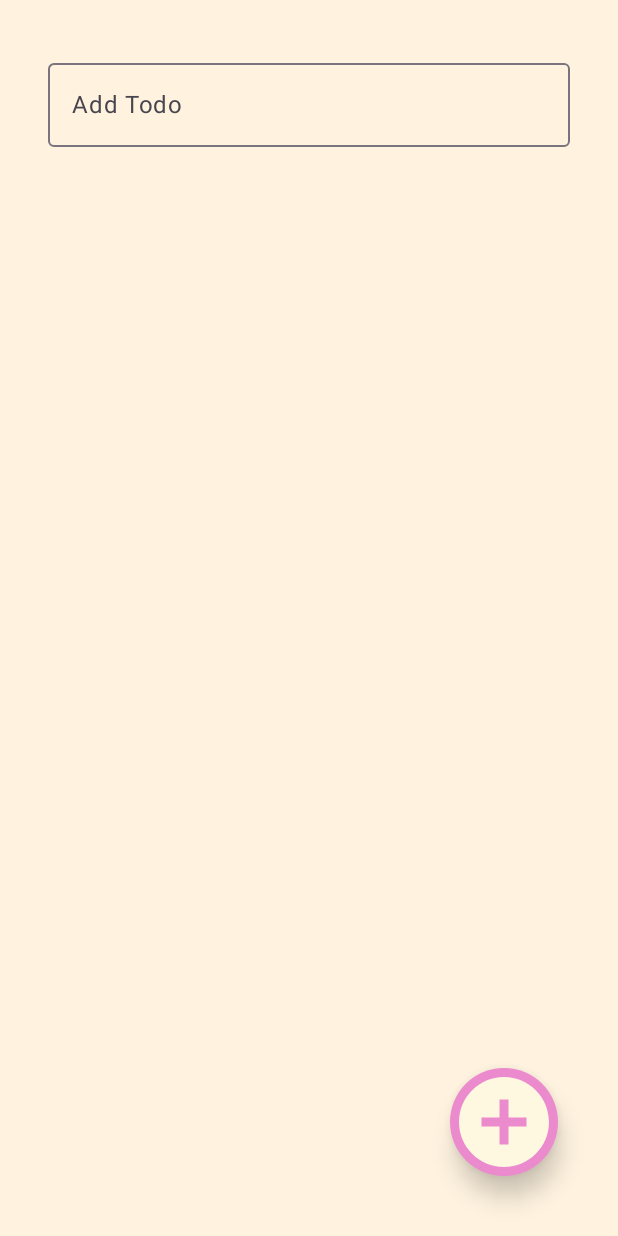
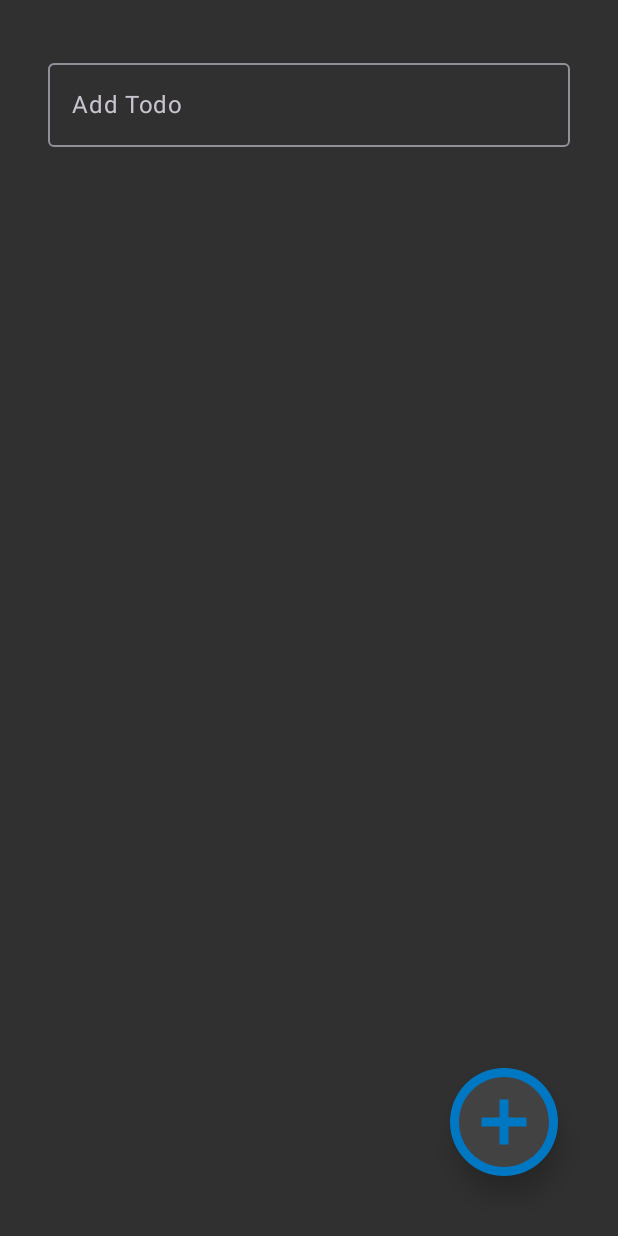
Before and after one commit to iKunalChhabra/today-app, an Android app built with Jetpack Compose: the screen it shows after launch (MainActivity), after a tap on "Add Todo", on a phone screen of 412 x 824 dp. Run offline under Robolectric (Android 15) with nearby library versions, the phone set to English and light mode, and no system bars; our stand-ins replace Dagger/Hilt's generated code, Room's generated code; 3 other taps on this screen came first.

Commit message:
Add themes and dark mode

```diff
--- a/app/build.gradle.kts
+++ b/app/build.gradle.kts
@@ -13,8 +13,8 @@ android {
         applicationId = "com.kunalchhabra.today"
         minSdk = 29
         targetSdk = 34
-        versionCode = 1
-        versionName = "1.0"
+        versionCode = 2
+        versionName = "0.0.2a"
 
         testInstrumentationRunner = "androidx.test.runner.AndroidJUnitRunner"
         vectorDrawables {
--- a/app/src/main/java/com/kunalchhabra/today/MainActivity.kt
+++ b/app/src/main/java/com/kunalchhabra/today/MainActivity.kt
@@ -3,37 +3,61 @@ package com.kunalchhabra.today
 import android.os.Bundle
 import androidx.activity.ComponentActivity
 import androidx.activity.compose.setContent
-import androidx.compose.runtime.Composable
-import androidx.compose.runtime.collectAsState
-import androidx.compose.ui.tooling.preview.Preview
+import androidx.compose.foundation.layout.*
+import androidx.compose.runtime.*
 import androidx.lifecycle.viewmodel.compose.viewModel
-import com.kunalchhabra.today.data.TodoViewModel
+import com.kunalchhabra.today.data.*
 import com.kunalchhabra.today.screen.HomeScreen
 import com.kunalchhabra.today.ui.theme.TodayTheme
 import dagger.hilt.android.AndroidEntryPoint
+
 
 @AndroidEntryPoint
 class MainActivity : ComponentActivity() {
     override fun onCreate(savedInstanceState: Bundle?) {
         super.onCreate(savedInstanceState)
         setContent {
-            TodayTheme {
-                TodoApp()
+            val themeViewModel: ThemeViewModel = viewModel(ThemeViewModel::class.java)
+            val themePreferences by themeViewModel.themePreferences.collectAsState()
+
+            if (themePreferences != null) {
+                var useBlueTheme by remember { mutableStateOf(themePreferences?.useBlueTheme ?: false) }
+                var isDarkTheme by remember { mutableStateOf(themePreferences?.isDarkTheme ?: false) }
+
+                TodayTheme(useBlueTheme = useBlueTheme, darkTheme = isDarkTheme) {
+                    Column {
+                        TodoApp(
+                            useBlueTheme = useBlueTheme,
+                            onBlueThemeChange = { useBlueTheme = it },
+                            isDarkTheme = isDarkTheme,
+                            onDarkThemeChange = { isDarkTheme = it },
+                            onSaveThemePreferences = { blueTheme, darkTheme ->
+                                themeViewModel.saveThemePreferences(blueTheme, darkTheme)
+                            }
+                        )
+                    }
+                }
             }
         }
     }
 }
 
 
-@Preview(showBackground = true)
 @Composable
-fun AppPreview() {
-    TodayTheme {
-        TodoApp()
-    }
+fun TodoApp(
+    useBlueTheme: Boolean,
+    onBlueThemeChange: (Boolean) -> Unit,
+    isDarkTheme: Boolean,
+    onDarkThemeChange: (Boolean) -> Unit,
+    onSaveThemePreferences: (Boolean, Boolean) -> Unit,
+    todoViewModel: TodoViewModel = viewModel(modelClass = TodoViewModel::class)
+) {
+    HomeScreen(
+        todoViewModel = todoViewModel,
+        useBlueTheme = useBlueTheme,
+        onBlueThemeChange = onBlueThemeChange,
+        isDarkTheme = isDarkTheme,
+        onDarkThemeChange = onDarkThemeChange,
+        onSaveThemePreferences = onSaveThemePreferences
+    )
 }
-
-@Composable
-fun TodoApp(todoViewModel: TodoViewModel = viewModel(modelClass = TodoViewModel::class)) {
-    HomeScreen(todoViewModel = todoViewModel)
-}
--- /dev/null
+++ b/app/src/main/java/com/kunalchhabra/today/data/ThemePreferencesDao.kt
@@ -0,0 +1,21 @@
+package com.kunalchhabra.today.data
+
+import androidx.room.Dao
+import androidx.room.Insert
+import androidx.room.OnConflictStrategy
+import androidx.room.Query
+import androidx.room.Update
+import com.kunalchhabra.today.model.ThemePreferencesEntity
+
+@Dao
+interface ThemePreferencesDao {
+
+    @Query("SELECT * FROM theme_preferences WHERE id = 0")
+    suspend fun getThemePreferences(): ThemePreferencesEntity?
+
+    @Insert(onConflict = OnConflictStrategy.REPLACE)
+    suspend fun insertThemePreferences(themePreferencesEntity: ThemePreferencesEntity)
+
+    @Update
+    suspend fun updateThemePreferences(themePreferencesEntity: ThemePreferencesEntity)
+}
--- /dev/null
+++ b/app/src/main/java/com/kunalchhabra/today/data/ThemeViewModel.kt
@@ -0,0 +1,44 @@
+package com.kunalchhabra.today.data
+
+import androidx.lifecycle.ViewModel
+import androidx.lifecycle.viewModelScope
+import com.kunalchhabra.today.model.ThemePreferencesEntity
+import com.kunalchhabra.today.repository.ThemePreferencesRepository
+import kotlinx.coroutines.flow.MutableStateFlow
+import kotlinx.coroutines.flow.StateFlow
+import kotlinx.coroutines.launch
+import dagger.hilt.android.lifecycle.HiltViewModel
+import kotlinx.coroutines.flow.asStateFlow
+import javax.inject.Inject
+
+@HiltViewModel
+class ThemeViewModel @Inject constructor(
+    private val repository: ThemePreferencesRepository
+) : ViewModel() {
+
+    private val _themePreferences = MutableStateFlow<ThemePreferencesEntity?>(null)
+    val themePreferences: StateFlow<ThemePreferencesEntity?> = _themePreferences.asStateFlow()
+
+    init {
+        fetchThemePreferences()
+    }
+
+    private fun fetchThemePreferences() {
+        viewModelScope.launch {
+            _themePreferences.value =
+                repository.getThemePreferences() ?: ThemePreferencesEntity(useBlueTheme = false, isDarkTheme = false)
+        }
+    }
+
+    fun saveThemePreferences(useBlueTheme: Boolean, isDarkTheme: Boolean) {
+        viewModelScope.launch {
+            repository.saveThemePreferences(
+                _themePreferences.value?.copy(
+                    useBlueTheme = useBlueTheme,
+                    isDarkTheme = isDarkTheme
+                ) ?: ThemePreferencesEntity(useBlueTheme = useBlueTheme, isDarkTheme = isDarkTheme)
+            )
+            fetchThemePreferences()
+        }
+    }
+}
--- a/app/src/main/java/com/kunalchhabra/today/data/TodoDatabase.kt
+++ b/app/src/main/java/com/kunalchhabra/today/data/TodoDatabase.kt
@@ -2,10 +2,12 @@ package com.kunalchhabra.today.data
 
 import androidx.room.Database
 import androidx.room.RoomDatabase
+import com.kunalchhabra.today.model.ThemePreferencesEntity
 import com.kunalchhabra.today.model.TodoEntity
 
-@Database(entities = [TodoEntity::class], version = 1, exportSchema = false)
+@Database(entities = [TodoEntity::class, ThemePreferencesEntity::class], version = 2, exportSchema = false)
 abstract class TodoDatabase: RoomDatabase() {
     abstract fun todoDao(): TodoDao
+    abstract fun themePreferencesDao(): ThemePreferencesDao
 
 }
--- a/app/src/main/java/com/kunalchhabra/today/di/AppModule.kt
+++ b/app/src/main/java/com/kunalchhabra/today/di/AppModule.kt
@@ -2,6 +2,7 @@ package com.kunalchhabra.today.di
 
 import android.content.Context
 import androidx.room.Room
+import com.kunalchhabra.today.data.ThemePreferencesDao
 import com.kunalchhabra.today.data.TodoDao
 import com.kunalchhabra.today.data.TodoDatabase
 import dagger.Module
@@ -21,6 +22,12 @@ object AppModule {
         return database.todoDao()
     }
 
+    @Provides
+    @Singleton
+    fun provideThemePreferencesDao(database: TodoDatabase): ThemePreferencesDao {
+        return database.themePreferencesDao()
+    }
+
     @Singleton
     @Provides
     fun provideTodoDatabase(@ApplicationContext context: Context): TodoDatabase {
--- /dev/null
+++ b/app/src/main/java/com/kunalchhabra/today/model/ThemePreferencesEntity.kt
@@ -0,0 +1,11 @@
+package com.kunalchhabra.today.model
+
+import androidx.room.Entity
+import androidx.room.PrimaryKey
+
+@Entity(tableName = "theme_preferences")
+data class ThemePreferencesEntity(
+    @PrimaryKey val id: Int = 0, // Singleton pattern
+    val useBlueTheme: Boolean,
+    val isDarkTheme: Boolean
+)
--- /dev/null
+++ b/app/src/main/java/com/kunalchhabra/today/repository/ThemePreferencesRepository.kt
@@ -0,0 +1,16 @@
+package com.kunalchhabra.today.repository
+
+import com.kunalchhabra.today.data.ThemePreferencesDao
+import com.kunalchhabra.today.model.ThemePreferencesEntity
+import javax.inject.Inject
+
+class ThemePreferencesRepository @Inject constructor(private val themePreferencesDao: ThemePreferencesDao) {
+
+    suspend fun getThemePreferences(): ThemePreferencesEntity? {
+        return themePreferencesDao.getThemePreferences()
+    }
+
+    suspend fun saveThemePreferences(themePreferencesEntity: ThemePreferencesEntity) {
+        themePreferencesDao.insertThemePreferences(themePreferencesEntity)
+    }
+}
--- a/app/src/main/java/com/kunalchhabra/today/screen/HomeScreen.kt
+++ b/app/src/main/java/com/kunalchhabra/today/screen/HomeScreen.kt
@@ -31,29 +31,177 @@ import com.kunalchhabra.today.data.TodoViewModel
 import com.kunalchhabra.today.data.addTodoToast
 import com.kunalchhabra.today.data.motivationalToast
 import com.kunalchhabra.today.model.TodoEntity
-import com.kunalchhabra.today.ui.theme.ItimFontFamily
-import com.kunalchhabra.today.ui.theme.PinkPrimaryCard
-import com.kunalchhabra.today.ui.theme.SurfaceDark
-import com.kunalchhabra.today.ui.theme.SurfaceLight
+import com.kunalchhabra.today.ui.theme.*
 
 @OptIn(ExperimentalComposeUiApi::class)
 @Composable
-fun HomeScreen(todoViewModel: TodoViewModel) {
+fun HomeScreen(
+    todoViewModel: TodoViewModel,
+    useBlueTheme: Boolean,
+    onBlueThemeChange: (Boolean) -> Unit,
+    isDarkTheme: Boolean,
+    onDarkThemeChange: (Boolean) -> Unit,
+    onSaveThemePreferences: (Boolean, Boolean) -> Unit
+) {
     val addTodoClicked = remember { mutableStateOf(false) }
     val focusRequester = remember { FocusRequester() }
 
     Surface(modifier = Modifier.fillMaxSize(), color = MaterialTheme.colorScheme.background) {
         Scaffold(
             topBar = {
-                TopBar(showAddTodo = addTodoClicked, focusRequester = focusRequester, todoViewModel = todoViewModel)
+                TopBar(
+                    showAddTodo = addTodoClicked,
+                    focusRequester = focusRequester,
+                    todoViewModel = todoViewModel,
+                    useBlueTheme = useBlueTheme,
+                    onBlueThemeChange = onBlueThemeChange,
+                    isDarkTheme = isDarkTheme,
+                    onDarkThemeChange = onDarkThemeChange,
+                    onSaveThemePreferences = onSaveThemePreferences
+                )
             },
             floatingActionButton = {
-                AddTodo {
+                AddTodo(isDarkTheme = isDarkTheme){
                     addTodoClicked.value = true
                 }
             }
         ) { innerPadding ->
             TodoList(modifier = Modifier.padding(innerPadding), todoViewModel = todoViewModel)
+        }
+    }
+}
+
+@Composable
+fun TopBar(
+    showAddTodo: MutableState<Boolean>,
+    focusRequester: FocusRequester,
+    todoViewModel: TodoViewModel,
+    useBlueTheme: Boolean,
+    onBlueThemeChange: (Boolean) -> Unit,
+    isDarkTheme: Boolean,
+    onDarkThemeChange: (Boolean) -> Unit,
+    onSaveThemePreferences: (Boolean, Boolean) -> Unit
+) {
+    val newTodoValue = remember { mutableStateOf("") }
+    val context = LocalContext.current
+
+    LaunchedEffect(showAddTodo.value) {
+        if (showAddTodo.value) {
+            focusRequester.requestFocus()
+        }
+    }
+
+    Row(
+        modifier = Modifier
+            .fillMaxWidth()
+            .height(132.dp)
+            .padding(16.dp),
+        verticalAlignment = Alignment.CenterVertically,
+        horizontalArrangement = Arrangement.SpaceBetween
+    ) {
+        if (showAddTodo.value) {
+            OutlinedTextField(
+                value = newTodoValue.value,
+                onValueChange = { newTodoValue.value = it },
+                label = { Text("Add Todo") },
+                singleLine = true,
+                modifier = Modifier
+                    .weight(1f)
+                    .padding(16.dp)
+                    .focusRequester(focusRequester),
+                keyboardActions = KeyboardActions(
+                    onDone = {
+                        showAddTodo.value = false
+                        if (newTodoValue.value.isNotBlank()){
+                            todoViewModel.addTodo(
+                                TodoEntity(
+                                    title = newTodoValue.value.trim(),
+                                    isDone = false
+                                )
+                            )
+                            newTodoValue.value = ""
+                            Toast.makeText(context, addTodoToast(), Toast.LENGTH_SHORT).show()
+                        }
+                    }
+                ),
+                keyboardOptions = KeyboardOptions.Default.copy(imeAction = ImeAction.Done)
+            )
+        } else {
+            Text(
+                text = "Today",
+                style = MaterialTheme.typography.headlineLarge,
+                modifier = Modifier.padding(16.dp),
+                fontFamily = ItimFontFamily,
+                fontSize = 48.sp,
+            )
+            Row(
+                modifier = Modifier.fillMaxHeight(),
+                verticalAlignment = Alignment.CenterVertically,
+                horizontalArrangement = Arrangement.spacedBy(16.dp)
+            ) {
+                Icon(
+                    imageVector = Icons.Outlined.Palette,
+                    contentDescription = "Theme",
+                    modifier = Modifier
+                        .size(32.dp)
+                        .clickable {
+                            onBlueThemeChange(!useBlueTheme)
+                            onSaveThemePreferences(!useBlueTheme, isDarkTheme)
+                        }
+                )
+                Icon(
+                    imageVector = Icons.Outlined.DarkMode,
+                    contentDescription = "Dark Mode",
+                    modifier = Modifier
+                        .size(32.dp)
+                        .clickable {
+                            onDarkThemeChange(!isDarkTheme)
+                            onSaveThemePreferences(useBlueTheme, !isDarkTheme)
+                        }
+                )
+                Icon(
+                    imageVector = Icons.Outlined.Delete,
+                    tint = Color(0XFFFF5733),
+                    contentDescription = "Todo",
+                    modifier = Modifier
+                        .size(32.dp)
+                        .clickable {
+                            todoViewModel.deleteDoneTodos()
+                            Toast.makeText(context, "All tasks deleted!", Toast.LENGTH_SHORT).show()
+                        }
+                )
+            }
+        }
+    }
+}
+
+@OptIn(ExperimentalComposeUiApi::class)
+@Composable
+fun AddTodo(isDarkTheme:Boolean, onClick: () -> Unit = {}) {
+    val keyboard = LocalSoftwareKeyboardController.current
+    Button(
+        onClick = {
+            onClick()
+            keyboard?.show()
+        },
+        modifier = Modifier
+            .padding(24.dp)
+            .size(72.dp),
+        shape = CircleShape,
+        elevation = ButtonDefaults.buttonElevation(10.dp),
+        contentPadding = PaddingValues(0.dp)
+    ) {
+        Box(
+            modifier = Modifier
+                .fillMaxSize(),
+            contentAlignment = Alignment.Center
+        ) {
+            Icon(
+                imageVector = Icons.Outlined.AddCircle,
+                contentDescription = "Add Todo",
+                modifier = Modifier.size(72.dp),
+                tint = if(isDarkTheme) SurfaceDark else SurfaceLight
+            )
         }
     }
 }
@@ -68,7 +216,7 @@ fun TodoItem(todo: TodoEntity, todoViewModel: TodoViewModel) {
             .padding(12.dp)
             .fillMaxWidth(),
         colors = CardDefaults.cardColors(
-            containerColor = PinkPrimaryCard,
+            containerColor = THEME_COLOR_CARD,
         ),
     ) {
         Row(
@@ -85,7 +233,7 @@ fun TodoItem(todo: TodoEntity, todoViewModel: TodoViewModel) {
                     .clickable {
                         isDone = !isDone
                         todoViewModel.markAsDone(todo.copy(isDone = isDone))
-                        if (isDone) Toast.makeText(context, motivationalToast(), Toast.LENGTH_LONG).show()
+                        if (isDone) Toast.makeText(context, motivationalToast(), Toast.LENGTH_SHORT).show()
                     }
             )
             ScrollableText(text = todo.title, isDone = isDone)
@@ -127,125 +275,3 @@ fun TodoList(modifier: Modifier = Modifier, todoViewModel: TodoViewModel) {
         }
     }
 }
-
-@Composable
-fun TopBar(showAddTodo: MutableState<Boolean>, focusRequester: FocusRequester, todoViewModel: TodoViewModel) {
-    val newTodoValue = remember { mutableStateOf("") }
-    val context = LocalContext.current
-
-    LaunchedEffect(showAddTodo.value) {
-        if (showAddTodo.value) {
-            focusRequester.requestFocus()
-        }
-    }
-
-    Row(
-        modifier = Modifier
-            .fillMaxWidth()
-            .height(132.dp)
-            .padding(16.dp),
-        verticalAlignment = Alignment.CenterVertically,
-        horizontalArrangement = Arrangement.SpaceBetween
-    ) {
-        if (showAddTodo.value) {
-            OutlinedTextField(
-                value = newTodoValue.value,
-                onValueChange = { newTodoValue.value = it },
-                label = { Text("Add Todo") },
-                singleLine = true,
-                modifier = Modifier
-                    .weight(1f)
-                    .padding(16.dp)
-                    .focusRequester(focusRequester),
-                keyboardActions = KeyboardActions(
-                    onDone = {
-                        showAddTodo.value = false
-                        todoViewModel.addTodo(
-                            TodoEntity(
-                                title = newTodoValue.value,
-                                isDone = false
-                            )
-                        )
-                        newTodoValue.value = ""
-                        Toast.makeText(context, addTodoToast(), Toast.LENGTH_LONG).show()
-                    }
-                ),
-                keyboardOptions = KeyboardOptions.Default.copy(imeAction = ImeAction.Done)
-            )
-        } else {
-            Text(
-                text = "Today",
-                style = MaterialTheme.typography.headlineLarge,
-                modifier = Modifier.padding(16.dp),
-                fontFamily = ItimFontFamily,
-                fontSize = 48.sp,
-            )
-            Row(
-                modifier = Modifier.fillMaxHeight(),
-                verticalAlignment = Alignment.CenterVertically,
-                horizontalArrangement = Arrangement.spacedBy(16.dp)
-            ) {
-                Icon(
-                    imageVector = Icons.Outlined.Info,
-                    contentDescription = "Info",
-                    modifier = Modifier
-                        .size(32.dp)
-                        .clickable {
-                            Toast.makeText(context, "Made with ❤️ in India", Toast.LENGTH_LONG).show()
-                        }
-                )
-                Icon(
-                    imageVector = Icons.Outlined.Settings,
-                    contentDescription = "Settings",
-                    modifier = Modifier
-                        .size(32.dp)
-                        .clickable {
-                            Toast.makeText(context, "Settings and Theme coming soon", Toast.LENGTH_LONG).show()
-                        }
-                )
-                Icon(
-                    imageVector = Icons.Outlined.Delete,
-                    tint = Color(0XFFFF5733),
-                    contentDescription = "Todo",
-                    modifier = Modifier
-                        .size(32.dp)
-                        .clickable {
-                            todoViewModel.deleteDoneTodos()
-                            Toast.makeText(context, "All tasks deleted!", Toast.LENGTH_LONG).show()
-                        }
-                )
-            }
-        }
-    }
-}
-
-@OptIn(ExperimentalComposeUiApi::class)
-@Composable
-fun AddTodo(onClick: () -> Unit = {}) {
-    val keyboard = LocalSoftwareKeyboardController.current
-    Button(
-        onClick = {
-            onClick()
-            keyboard?.show()
-        },
-        modifier = Modifier
-            .padding(24.dp)
-            .size(72.dp),
-        shape = CircleShape,
-        elevation = ButtonDefaults.buttonElevation(10.dp),
-        contentPadding = PaddingValues(0.dp)
-    ) {
-        Box(
-            modifier = Modifier
-                .fillMaxSize(),
-            contentAlignment = Alignment.Center
-        ) {
-            Icon(
-                imageVector = Icons.Outlined.AddCircle,
-                contentDescription = "Add Todo",
-                modifier = Modifier.size(72.dp),
-                tint = SurfaceLight
-            )
-        }
-    }
-}
--- a/app/src/main/java/com/kunalchhabra/today/ui/theme/Color.kt
+++ b/app/src/main/java/com/kunalchhabra/today/ui/theme/Color.kt
@@ -36,3 +36,20 @@ val OnBackgroundLight = Color.Black
 // On Surface Colors
 val OnSurfaceDark = Color.White
 val OnSurfaceLight = Color.Black
+
+// Blue Colors
+val BluePrimary = Color(0xFF42A5F5)  // Adjusted to match the blue palette
+val BluePrimaryLight = Color(0xFF80D6FF)  // Slightly lighter shade for better contrast
+val BluePrimaryCard = Color(0xFFB3E5FC)  // Slightly lighter shade for better contrast
+val BluePrimaryDark = Color(0xFF0077C2)  // Slightly darker shade for better contrast
+
+val BlueSecondary = Color(0xFF2196F3)  // Consistent with the primary but slightly different hue
+val BlueSecondaryLight = Color(0xFF64B5F6)  // Slightly lighter shade
+val BlueSecondaryDark = Color(0xFF1976D2)  // Slightly darker shade
+
+// On Blue Colors
+val OnBluePrimary = Color.White
+val OnBlueSecondary = Color.White
+
+val OnBlueTertiaryDark = Color.White
+val OnBlueTertiaryLight = Color.Black
--- a/app/src/main/java/com/kunalchhabra/today/ui/theme/Theme.kt
+++ b/app/src/main/java/com/kunalchhabra/today/ui/theme/Theme.kt
@@ -23,6 +23,7 @@ val ItimFontFamily = FontFamily(
     Font(R.font.itim, FontWeight.Normal)
 )
 
+// Pink Color Schemes
 private val PinkDarkColorScheme = darkColorScheme(
     primary = PinkPrimaryDark,
     secondary = PinkSecondaryDark,
@@ -49,10 +50,40 @@ private val PinkLightColorScheme = lightColorScheme(
     onSurface = OnSurfaceLight
 )
 
+// Blue Color Schemes
+private val BlueDarkColorScheme = darkColorScheme(
+    primary = BluePrimaryDark,
+    secondary = BlueSecondaryDark,
+    tertiary = BlueSecondaryDark,
+    background = BackgroundDark,
+    surface = SurfaceDark,
+    onPrimary = OnBluePrimary,
+    onSecondary = OnBlueSecondary,
+    onTertiary = OnBlueTertiaryDark,
+    onBackground = OnBackgroundDark,
+    onSurface = OnSurfaceDark
+)
+
+private val BlueLightColorScheme = lightColorScheme(
+    primary = BluePrimary,
+    secondary = BlueSecondary,
+    tertiary = BlueSecondaryLight,
+    background = BackgroundLight,
+    surface = SurfaceLight,
+    onPrimary = OnBluePrimary,
+    onSecondary = OnBlueSecondary,
+    onTertiary = OnBlueTertiaryLight,
+    onBackground = OnBackgroundLight,
+    onSurface = OnSurfaceLight
+)
+
+var THEME_COLOR_CARD = PinkPrimaryCard
+
 @Composable
 fun TodayTheme(
-    darkTheme: Boolean = isSystemInDarkTheme(),
+    darkTheme: Boolean,
     dynamicColor: Boolean = false, // Disable dynamic color
+    useBlueTheme: Boolean, // New parameter to toggle blue theme
     content: @Composable () -> Unit
 ) {
     val colorScheme = when {
@@ -60,8 +91,9 @@ fun TodayTheme(
             val context = LocalContext.current
             if (darkTheme) dynamicDarkColorScheme(context) else dynamicLightColorScheme(context)
         }
-        darkTheme -> PinkDarkColorScheme
-        else -> PinkLightColorScheme
+
+        darkTheme -> if (useBlueTheme) BlueDarkColorScheme else PinkDarkColorScheme
+        else -> if (useBlueTheme) BlueLightColorScheme else PinkLightColorScheme
     }
 
     val view = LocalView.current
@@ -78,4 +110,8 @@ fun TodayTheme(
         typography = Typography,
         content = content
     )
+
+    if(useBlueTheme)
+        THEME_COLOR_CARD = BluePrimaryCard
+    else THEME_COLOR_CARD = PinkPrimaryCard
 }
```
Also changed, not shown: 2 other files.
